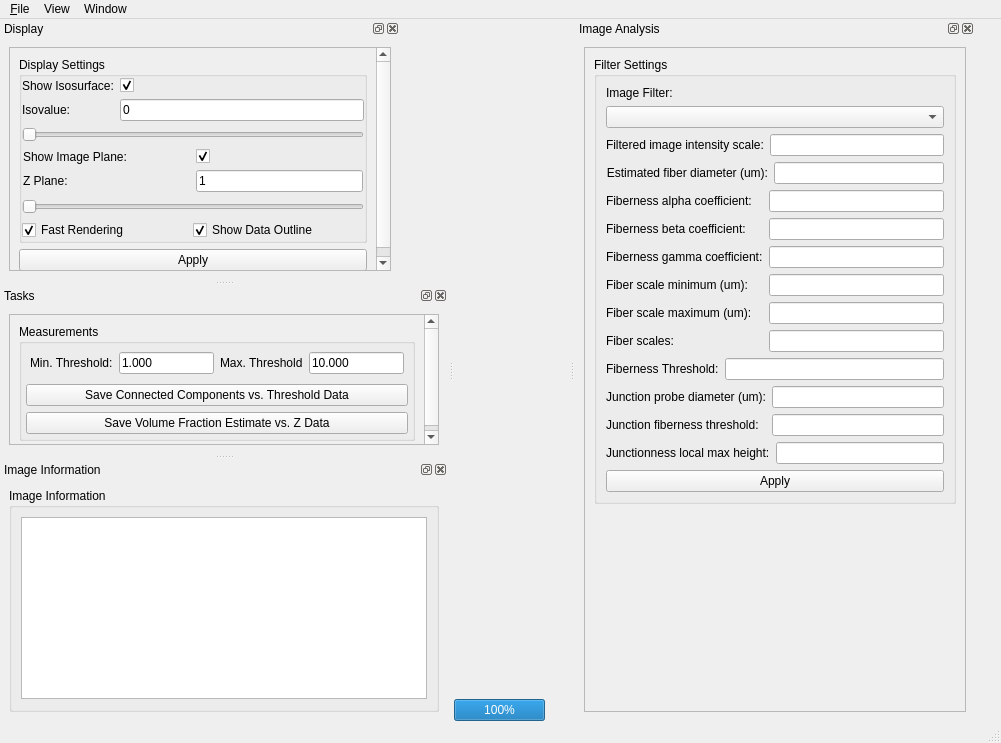
Old version of the form qtGui/FibrinAppQt.ui in the repository CISMM/NetworkExtractor.
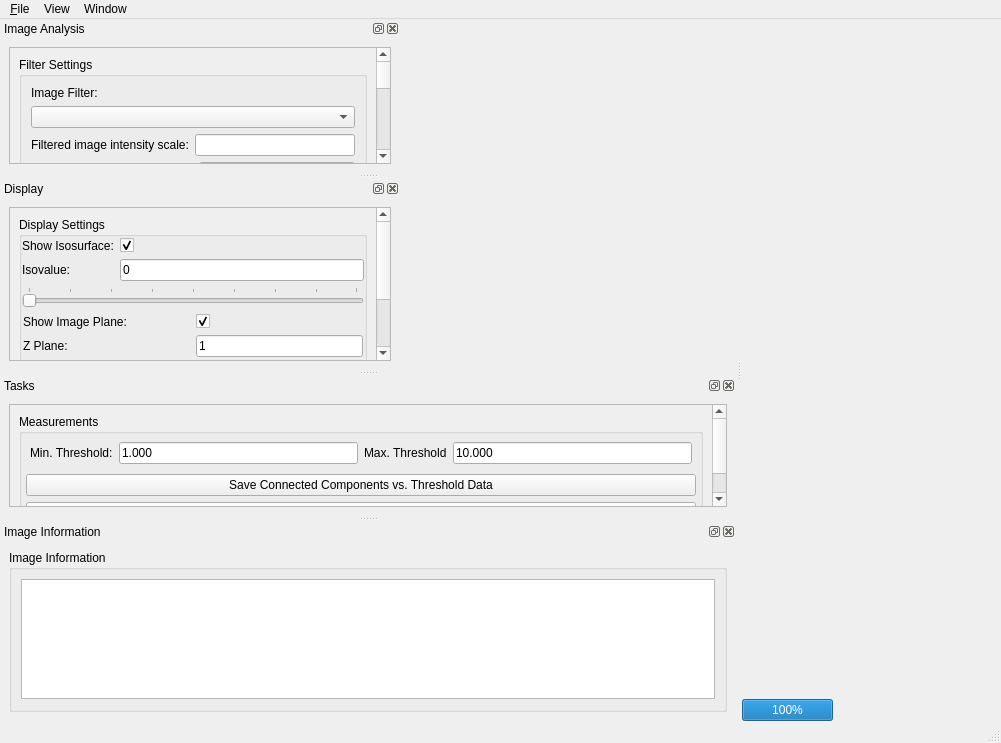
New version of the form. Custom widgets are drawn as their Qt base class.

What changed in the file:
```diff
--- a/qtGui/FibrinAppQt.ui
+++ b/qtGui/FibrinAppQt.ui
@@ -148,7 +148,7 @@
     <string>Image Analysis</string>
    </property>
    <attribute name="dockWidgetArea">
-    <number>2</number>
+    <number>1</number>
    </attribute>
    <widget class="QWidget" name="dockWidgetContents">
     <layout class="QVBoxLayout" name="verticalLayout_5">
@@ -162,8 +162,8 @@
          <rect>
           <x>0</x>
           <y>0</y>
-          <width>320</width>
-          <height>661</height>
+          <width>363</width>
+          <height>439</height>
          </rect>
         </property>
         <layout class="QVBoxLayout" name="verticalLayout_8">
@@ -528,9 +528,9 @@
         <property name="geometry">
          <rect>
           <x>0</x>
-          <y>0</y>
+          <y>-81</y>
           <width>363</width>
-          <height>238</height>
+          <height>248</height>
          </rect>
         </property>
         <layout class="QVBoxLayout" name="verticalLayout_9">
@@ -618,8 +618,11 @@
             </item>
             <item>
              <widget class="QSlider" name="isoValueSlider">
+              <property name="minimum">
+               <number>0</number>
+              </property>
               <property name="maximum">
-               <number>10000</number>
+               <number>399</number>
               </property>
               <property name="orientation">
                <enum>Qt::Horizontal</enum>
@@ -628,10 +631,10 @@
                <bool>false</bool>
               </property>
               <property name="tickPosition">
-               <enum>QSlider::NoTicks</enum>
+               <enum>QSlider::TicksAbove</enum>
               </property>
               <property name="tickInterval">
-               <number>1000</number>
+               <number>50</number>
               </property>
              </widget>
             </item>
@@ -686,9 +689,18 @@
             </item>
             <item>
              <widget class="QSlider" name="zPlaneSlider">
+              <property name="maximum">
+               <number>99</number>
+              </property>
               <property name="orientation">
                <enum>Qt::Horizontal</enum>
               </property>
+              <property name="tickPosition">
+               <enum>QSlider::TicksAbove</enum>
+              </property>
+              <property name="tickInterval">
+               <number>10</number>
+              </property>
              </widget>
             </item>
             <item>
@@ -808,8 +820,8 @@
          <rect>
           <x>0</x>
           <y>0</y>
-          <width>380</width>
-          <height>167</height>
+          <width>363</width>
+          <height>134</height>
          </rect>
         </property>
         <layout class="QVBoxLayout" name="verticalLayout_11">
@@ -953,7 +965,16 @@
            <enum>Qt::ScrollBarAlwaysOff</enum>
           </property>
           <property name="editTriggers">
-           <set>QAbstractItemView::NoEditTriggers</set>
+           <set>QAbstractItemView::AllEditTriggers</set>
+          </property>
+          <property name="dragEnabled">
+           <bool>true</bool>
+          </property>
+          <property name="alternatingRowColors">
+           <bool>true</bool>
+          </property>
+          <property name="selectionMode">
+           <enum>QAbstractItemView::NoSelection</enum>
           </property>
           <property name="wordWrap">
            <bool>false</bool>
```
Left out of the diff: 3 changed lines with no effect on the pictures.
